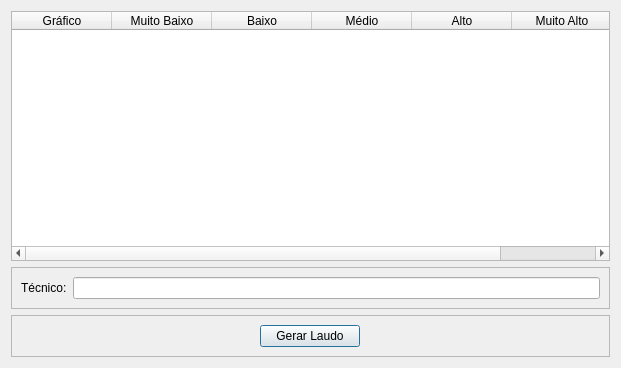
The window that interface/qt_files/generate_report.ui (Marsango/GAIA) describes before a commit, drawn with Qt 5.
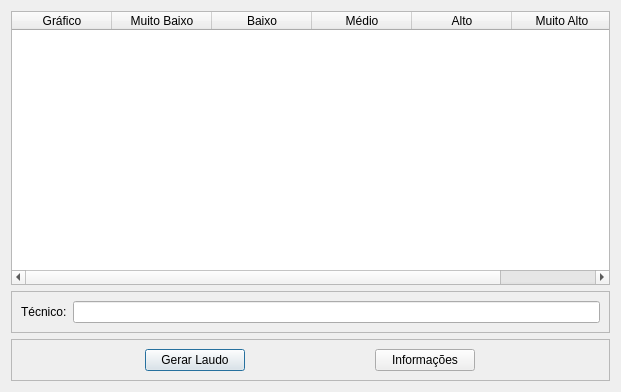
The same window after the commit.

Diff of the .ui file:
```diff
--- a/interface/qt_files/generate_report.ui
+++ b/interface/qt_files/generate_report.ui
@@ -7,7 +7,7 @@
     <x>0</x>
     <y>0</y>
     <width>621</width>
-    <height>368</height>
+    <height>392</height>
    </rect>
   </property>
   <property name="windowTitle">
@@ -92,6 +92,19 @@
         </property>
        </widget>
       </item>
+      <item>
+       <widget class="QPushButton" name="info_button">
+        <property name="maximumSize">
+         <size>
+          <width>100</width>
+          <height>300</height>
+         </size>
+        </property>
+        <property name="text">
+         <string>Informações</string>
+        </property>
+       </widget>
+      </item>
      </layout>
     </widget>
    </item>
```
Left out of the diff: 8 changed lines with no effect on the pictures.
